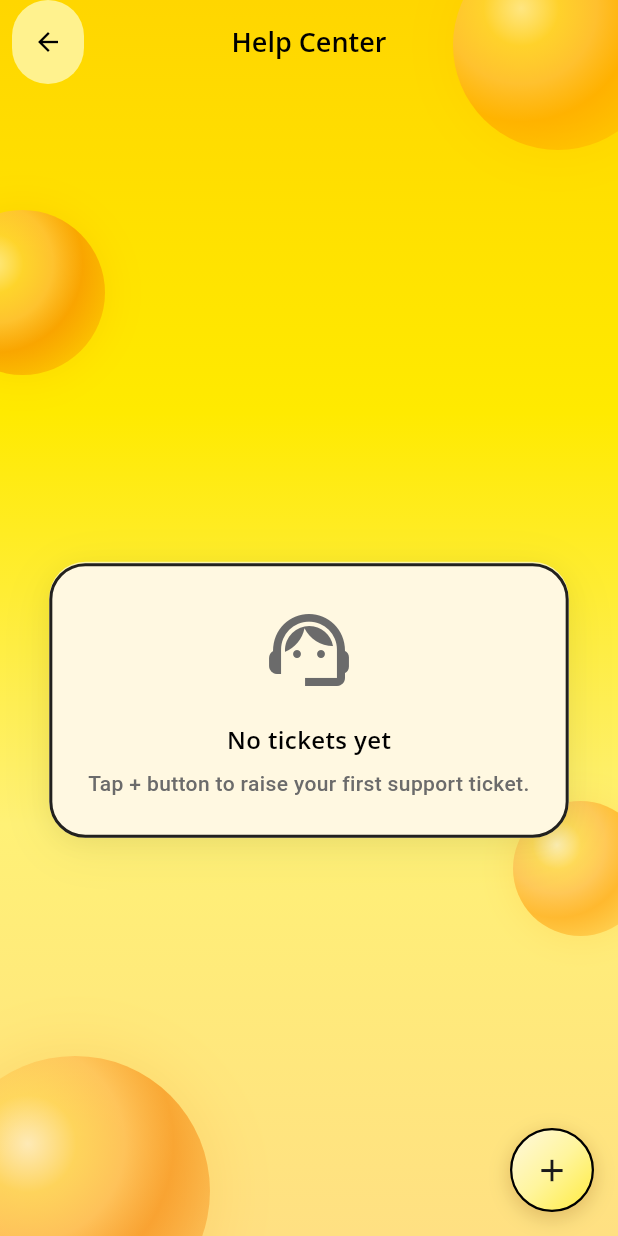
After one commit to pratikkumarpradhan/zarooori_user_app, a Flutter app: the HelpCenterScreen screen opened directly, on a phone screen of 412 x 824 dp. The commit adds this screen. Run offline on Flutter 3.47's test engine with Material 3 defaults, Android fonts, the phone set to English and light mode, and no system bars; our stand-ins replace animated_text_kit, cached_network_image, carousel_slider, chewie, cloud_firestore, firebase_auth and 9 more; accounts and stored records are empty; Roboto replaces fonts that are missing (Poppins).

Commit message:
help center section added, raised tickets options added

```diff
--- /dev/null
+++ b/lib/drawer_menu/help_center/help_center_screen.dart
@@ -0,0 +1,443 @@
+import 'package:flutter/material.dart';
+import 'package:get/get.dart';
+import 'package:cloud_firestore/cloud_firestore.dart';
+import 'package:firebase_auth/firebase_auth.dart';
+import 'package:google_fonts/google_fonts.dart';
+import 'package:zarooori_user/decorative_ui/app_colours.dart';
+import 'package:zarooori_user/decorative_ui/app_textstyle.dart';
+import 'package:zarooori_user/decorative_ui/premium_decoration.dart';
+import 'package:zarooori_user/drawer_menu/profile/profile_bubble_screen.dart';
+import 'raise_ticket_screen.dart';
+
+class HelpCenterScreen extends StatefulWidget {
+  final bool showBackButton;
+
+  const HelpCenterScreen({super.key, this.showBackButton = true});
+
+  @override
+  State<HelpCenterScreen> createState() => _HelpCenterScreenState();
+}
+
+class _HelpCenterScreenState extends State<HelpCenterScreen> {
+  String? _uid;
+
+  @override
+  void initState() {
+    super.initState();
+    _uid = FirebaseAuth.instance.currentUser?.uid;
+  }
+
+  Color _getStatusColor(String status) {
+    switch (status.toLowerCase()) {
+      case 'open':
+        return Colors.orange;
+      case 'in progress':
+        return Colors.blue;
+      case 'resolved':
+        return Colors.green;
+      default:
+        return Colors.grey;
+    }
+  }
+
+  @override
+  Widget build(BuildContext context) {
+    if (_uid == null) {
+      return const Scaffold(
+        body: Center(child: CircularProgressIndicator()),
+      );
+    }
+
+    return Scaffold(
+      backgroundColor: Colors.transparent,
+      extendBodyBehindAppBar: true,
+      extendBody: true,
+
+      appBar: AppBar(
+        elevation: 0,
+        backgroundColor: Colors.transparent,
+        automaticallyImplyLeading: false,
+        leading: widget.showBackButton
+            ? Container(
+                margin: const EdgeInsets.only(left: 8),
+                child: IconButton(
+                  style: IconButton.styleFrom(
+                    backgroundColor:
+                        const Color(0xFFFFF59D).withOpacity(0.9),
+                    padding: const EdgeInsets.all(8),
+                  ),
+                  icon: const Icon(Icons.arrow_back,
+                      color: AppColors.black, size: 20),
+                  onPressed: () => Get.back(),
+                ),
+              )
+            : null,
+        title: Text(
+          'Help Center',
+          style: GoogleFonts.openSans(
+            fontSize: 18,
+            color: AppColors.black,
+            fontWeight: FontWeight.w600,
+          ),
+        ),
+        centerTitle: true,
+      ),
+
+      /// 🔥 PREMIUM HERO FAB
+      floatingActionButtonLocation: FloatingActionButtonLocation.endFloat,
+      floatingActionButton: _buildEnhancedFab(
+        heroTag: "raise_ticket_fab",
+        onPressed: () => Get.to(() => const RaiseTicketScreen()),
+        icon: Icons.add,
+      ),
+
+      body: Container(
+        width: double.infinity,
+        height: double.infinity,
+        decoration: const BoxDecoration(
+          gradient: LinearGradient(
+            begin: Alignment.topCenter,
+            end: Alignment.bottomCenter,
+            colors: [
+              Color(0xFFFFD600),
+              Color(0xFFFFEA00),
+              Color(0xFFFFF176),
+              Color(0xFFFFE082),
+            ],
+          ),
+        ),
+        child: Stack(
+          children: [
+            /// Decorative bubbles
+            const Positioned(
+              top: -40,
+              right: -30,
+              child: ProfileBubble(
+                  size: 140, color: Color(0xFFFF9800)),
+            ),
+            const Positioned(
+              top: 140,
+              left: -40,
+              child: ProfileBubble(
+                  size: 110, color: Color(0xFFF57C00)),
+            ),
+            const Positioned(
+              bottom: 200,
+              right: -20,
+              child: ProfileBubble(
+                  size: 90, color: Color(0xFFFF9800)),
+            ),
+            const Positioned(
+              bottom: -60,
+              left: -40,
+              child: ProfileBubble(
+                  size: 180, color: Color(0xFFF57C00)),
+            ),
+
+            SafeArea(
+              child: Padding(
+                padding:
+                    const EdgeInsets.fromLTRB(16, 70, 16, 16),
+                child: StreamBuilder<QuerySnapshot>(
+                  stream: FirebaseFirestore.instance
+                      .collection('help_tickets')
+                      .where('uid', isEqualTo: _uid)
+                      .orderBy('createdAt', descending: true)
+                      .snapshots(),
+                  builder: (context, snapshot) {
+                    if (snapshot.connectionState ==
+                        ConnectionState.waiting) {
+                      return const Center(
+                          child: CircularProgressIndicator());
+                    }
+
+                    if (!snapshot.hasData ||
+                        snapshot.data!.docs.isEmpty) {
+                      return _buildEmptyState();
+                    }
+
+                    final tickets = snapshot.data!.docs;
+
+                    return RefreshIndicator(
+                      color: AppColors.black,
+                      onRefresh: () async {},
+                      child: ListView.builder(
+                        padding:
+                            const EdgeInsets.only(bottom: 80),
+                        itemCount: tickets.length,
+                        itemBuilder: (context, index) {
+                          final data =
+                              tickets[index].data()
+                                  as Map<String, dynamic>;
+
+                          final category =
+                              data['category'] ?? '';
+                          final message =
+                              data['message'] ?? '';
+                          final status =
+                              data['status'] ?? 'open';
+                          final timestamp =
+                              data['createdAt'] as Timestamp?;
+
+                          return Container(
+                            margin:
+                                const EdgeInsets.only(
+                                    bottom: 14),
+                            decoration:
+                                PremiumDecorations.card()
+                                    .copyWith(
+                              border: Border.all(
+                                  color: Colors.black87,
+                                  width: 2),
+                            ),
+                            child: Padding(
+                              padding:
+                                  const EdgeInsets.all(
+                                      16),
+                              child: Column(
+                                crossAxisAlignment:
+                                    CrossAxisAlignment
+                                        .start,
+                                children: [
+                                  Row(
+                                    children: [
+                                      Container(
+                                        padding:
+                                            const EdgeInsets
+                                                .all(10),
+                                        decoration:
+                                            BoxDecoration(
+                                          color: const Color(
+                                                  0xFFFFF59D)
+                                              .withOpacity(
+                                                  0.8),
+                                          borderRadius:
+                                              BorderRadius
+                                                  .circular(
+                                                      12),
+                                        ),
+                                        child: const Icon(
+                                          Icons
+                                              .support_agent,
+                                          color: AppColors
+                                              .black,
+                                          size: 22,
+                                        ),
+                                      ),
+                                      const SizedBox(
+                                          width: 12),
+                                      Expanded(
+                                        child: Column(
+                                          crossAxisAlignment:
+                                              CrossAxisAlignment
+                                                  .start,
+                                          children: [
+                                            Text(
+                                              category,
+                                              style: AppTextStyles
+                                                      .textView(
+                                                size: 16,
+                                                color:
+                                                    AppColors
+                                                        .black,
+                                              ).copyWith(
+                                                fontWeight:
+                                                    FontWeight
+                                                        .w600,
+                                              ),
+                                            ),
+                                            const SizedBox(
+                                                height:
+                                                    4),
+                                            Text(
+                                              timestamp !=
+                                                      null
+                                                  ? DateTime.fromMillisecondsSinceEpoch(
+                                                          timestamp
+                                                              .millisecondsSinceEpoch)
+                                                      .toString()
+                                                      .substring(
+                                                          0,
+                                                          16)
+                                                  : '',
+                                              style:
+                                                  AppTextStyles
+                                                      .textView(
+                                                size: 13,
+                                                color:
+                                                    AppColors
+                                                        .gray,
+                                              ),
+                                            ),
+                                          ],
+                                        ),
+                                      ),
+                                    ],
+                                  ),
+
+                                  const SizedBox(
+                                      height: 12),
+
+                                  Container(
+                                    padding:
+                                        const EdgeInsets
+                                            .symmetric(
+                                      horizontal: 10,
+                                      vertical: 5,
+                                    ),
+                                    decoration:
+                                        BoxDecoration(
+                                      color: _getStatusColor(
+                                              status)
+                                          .withOpacity(
+                                              0.2),
+                                      borderRadius:
+                                          BorderRadius
+                                              .circular(8),
+                                    ),
+                                    child: Text(
+                                      status
+                                          .toUpperCase(),
+                                      style: AppTextStyles
+                                              .textView(
+                                        size: 11,
+                                        color:
+                                            _getStatusColor(
+                                                status),
+                                      ).copyWith(
+                                        fontWeight:
+                                            FontWeight
+                                                .w600,
+                                      ),
+                                    ),
+                                  ),
+
+                                  const SizedBox(
+                                      height: 12),
+
+                                  Text(
+                                    message,
+                                    style:
+                                        AppTextStyles
+                                            .textView(
+                                      size: 14,
+                                      color:
+                                          AppColors.black,
+                                    ),
+                                  ),
+                                ],
+                              ),
+                            ),
+                          );
+                        },
+                      ),
+                    );
+                  },
+                ),
+              ),
+            ),
+          ],
+        ),
+      ),
+    );
+  }
+
+  Widget _buildEmptyState() {
+    return Center(
+      child: Container(
+        decoration:
+            PremiumDecorations.card().copyWith(
+          border: Border.all(
+              color: Colors.black87, width: 2),
+        ),
+        padding: const EdgeInsets.all(24),
+        child: Column(
+          mainAxisSize: MainAxisSize.min,
+          children: [
+            const Icon(Icons.support_agent,
+                size: 64, color: AppColors.gray),
+            const SizedBox(height: 16),
+            Text(
+              'No tickets yet',
+              style: GoogleFonts.openSans(
+                fontSize: 16,
+                color: AppColors.black,
+                fontWeight: FontWeight.w600,
+              ),
+            ),
+            const SizedBox(height: 8),
+            Text(
+              'Tap + button to raise your first support ticket.',
+              style: AppTextStyles.textView(
+                size: 14,
+                color: AppColors.gray,
+              ),
+              textAlign: TextAlign.center,
+            ),
+          ],
+        ),
+      ),
+    );
+  }
+
+  Widget _buildEnhancedFab({
+    required VoidCallback onPressed,
+    required String heroTag,
+    required IconData icon,
+    double size = 56,
+  }) {
+    return Material(
+      color: Colors.transparent,
+      child: Hero(
+        tag: heroTag,
+        child: InkWell(
+          onTap: onPressed,
+          customBorder: const CircleBorder(),
+          borderRadius:
+              BorderRadius.circular(size / 2),
+          child: Container(
+            width: size,
+            height: size,
+            decoration: BoxDecoration(
+              shape: BoxShape.circle,
+              border: Border.all(
+                  color: Colors.black, width: 1.5),
+              gradient: const LinearGradient(
+                begin: Alignment.topLeft,
+                end: Alignment.bottomRight,
+                colors: [
+                  Color(0xFFFFF8E1),
+                  Color(0xFFFFF59D),
+                  Color(0xFFFFEB3B),
+                ],
+              ),
+              boxShadow: [
+                BoxShadow(
+                  color: Colors.black
+                      .withOpacity(0.15),
+                  blurRadius: 12,
+                  offset:
+                      const Offset(0, 4),
+                ),
+                BoxShadow(
+                  color: const Color(
+                          0xFFFFB74D)
+                      .withOpacity(0.25),
+                  blurRadius: 8,
+                  offset:
+                      const Offset(0, 2),
+                ),
+              ],
+            ),
+            child: Icon(
+              icon,
+              color:
+                  const Color(0xFF1A1A1A),
+              size: size * 0.44,
+            ),
+          ),
+        ),
+      ),
+    );
+  }
+}
```
Also changed, not shown: lib/drawer_menu/help_center/raise_ticket_screen.dart (added, +245 -0 lines), lib/main_home_page/home_screen/home_screen.dart (+2 -6 lines).
